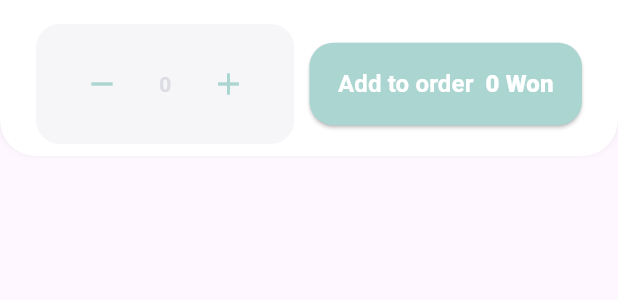
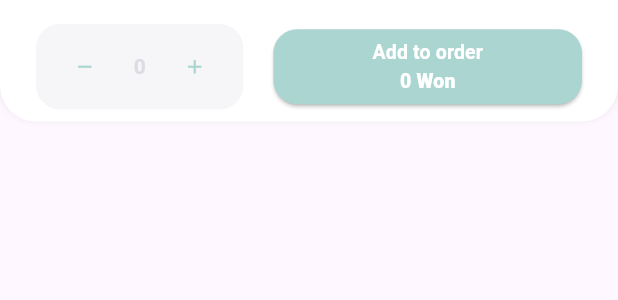
Before and after one commit to ddongleddongle/hotdog, a Flutter app: the OrderSection widget shown alone on an empty page, opened directly with empty values, on a phone screen of 412 x 824 dp. Shown: the top 300 px of the screen. Run offline on Flutter 3.47's test engine with Material 3 defaults, Android fonts, the phone set to English and light mode, and no system bars; our stand-ins replace geocoding, geolocator, google_maps_flutter, image_picker, pedometer, percent_indicator and 2 more; missing offline and left inert: flutter_polyline_points, mysql_client, tflite; accounts and stored records are empty; network calls fail.

Commit message:
ui-update

```diff
--- a/lib/MyInfo.dart
+++ b/lib/MyInfo.dart
@@ -92,8 +92,7 @@ class _MyInfoState extends State<MyInfo> {
 
   Widget _buildProfileSection(UserProvider user) {
     return Container(
-      margin: EdgeInsets.fromLTRB(0, 0, 0, 0),
-      padding: EdgeInsets.all(20),
+      padding: EdgeInsets.symmetric(horizontal: 20, vertical: 0),
       child: Column(
         crossAxisAlignment: CrossAxisAlignment.start,  // 왼쪽 정렬 설정
         children: [
--- a/lib/Shop/product-detail/order_section.dart
+++ b/lib/Shop/product-detail/order_section.dart
@@ -53,14 +53,22 @@ class _OrderSectionState extends State<OrderSection> {
               color: const Color(0xFFF6F6F9),
               borderRadius: BorderRadius.circular(16),
             ),
+            child: SizedBox(
+              height: 25,
               child: Row(
                 mainAxisAlignment: MainAxisAlignment.center,
                 children: [
-                IconButton(
-                  icon: Icon(Icons.remove, color: Color(0xFFAAD5D1)),
+                  SizedBox(
+                    height: 25, // Row와 같은 높이 설정
+                    width: 25, // 원하는 너비 설정
+                    child: IconButton(
+                      icon: Icon(Icons.remove, color: Color(0xFFAAD5D1), size: 15), // 아이콘 크기 설정
                       onPressed: _decrementCount,
+                      padding: EdgeInsets.zero, // 패딩 제거
+                      constraints: BoxConstraints(), // 기본 크기 제약 조건 제거
                     ),
-                const SizedBox(width: 14),
+                  ),
+                  const SizedBox(width: 20),
                   Text(
                     '$_itemCount', // 현재 아이템 수 표시
                     style: const TextStyle(
@@ -69,15 +77,23 @@ class _OrderSectionState extends State<OrderSection> {
                       color: Color(0xFFDCDCE4),
                     ),
                   ),
-                const SizedBox(width: 14),
-                IconButton(
-                  icon: Icon(Icons.add, color: Color(0xFFAAD5D1)),
+                  const SizedBox(width: 20),
+                  SizedBox(
+                    height: 25, // Row와 같은 높이 설정
+                    width: 25, // 원하는 너비 설정
+                    child: IconButton(
+                      icon: Icon(Icons.add, color: Color(0xFFAAD5D1), size: 15), // 아이콘 크기 설정
                       onPressed: _incrementCount,
+                      padding: EdgeInsets.zero, // 패딩 제거
+                      constraints: BoxConstraints(), // 기본 크기 제약 조건 제거
+                    ),
                   ),
                 ],
               ),
             ),
-          const SizedBox(width: 10),
+
+          ),
+          const SizedBox(width: 20),
           Expanded(
             child: ElevatedButton(
               onPressed: () {},
@@ -86,15 +102,17 @@ class _OrderSectionState extends State<OrderSection> {
                 shape: RoundedRectangleBorder(
                   borderRadius: BorderRadius.circular(16),
                 ),
-                padding: const EdgeInsets.symmetric(vertical: 16),
+                padding: EdgeInsets.zero,
               ),
-              child: Row(
+              child: SizedBox(
+                height: 50,
+                child: Column(
                   mainAxisAlignment: MainAxisAlignment.center,
-                children: [
+                  children:[
                     const Text(
                       'Add to order',
                       style: TextStyle(
-                      fontSize: 16,
+                        fontSize: 13,
                         fontWeight: FontWeight.w600,
                         color: Colors.white,
                       ),
@@ -103,12 +121,14 @@ class _OrderSectionState extends State<OrderSection> {
                     Text(
                       '$totalPrice Won', // 총 가격 표시
                       style: const TextStyle(
-                      fontSize: 16,
+                        fontSize: 13,
                         fontWeight: FontWeight.w800,
                         color: Colors.white,
                       ),
                     ),
                   ],
+                ),
+
               ),
             ),
           ),
--- a/lib/Shop/product_item.dart
+++ b/lib/Shop/product_item.dart
@@ -8,8 +8,8 @@ class ProductItem extends StatelessWidget {
   @override
   Widget build(BuildContext context) {
     return Container(
-      width: 120,
-      height: 120,
+      width: 100,
+      height: 100,
       decoration: BoxDecoration(
         color: Color.fromARGB(255, 200, 230, 230),
         borderRadius: BorderRadius.circular(20),
```
Also changed, not shown: lib/Home.dart (+16 -14 lines). Lines whose indentation alone changed are shown as unchanged.
